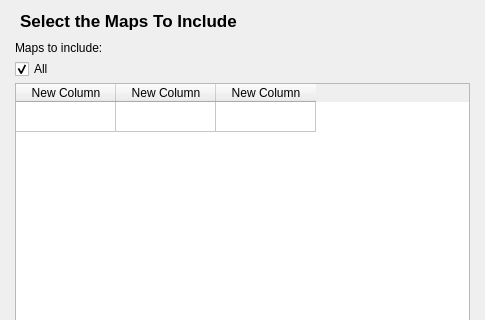
Old version of the form installer.ui in the repository RamchandraApte/unvanquished-installer; both pictures show x 0 to 485 and y 0 to 320 of the 485 by 488 pixel window.
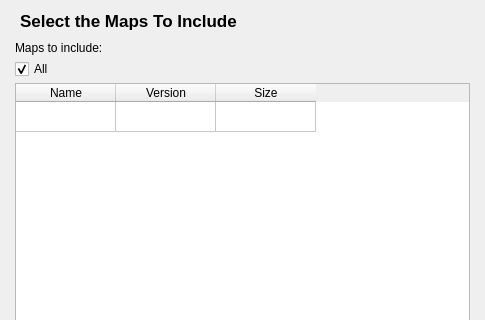
New version of the form. Icons and pictures are not drawn.

Commit message: Fixed tables' headers.

What changed in the file:
```diff
--- a/installer.ui
+++ b/installer.ui
@@ -84,17 +84,17 @@
       </row>
       <column>
        <property name="text">
-        <string>New Column</string>
+        <string>Name</string>
        </property>
       </column>
       <column>
        <property name="text">
-        <string>New Column</string>
+        <string>Version</string>
        </property>
       </column>
       <column>
        <property name="text">
-        <string>New Column</string>
+        <string>Size</string>
        </property>
       </column>
      </widget>
```
Left out of the diff: 24 changed lines with no effect on the pictures.
